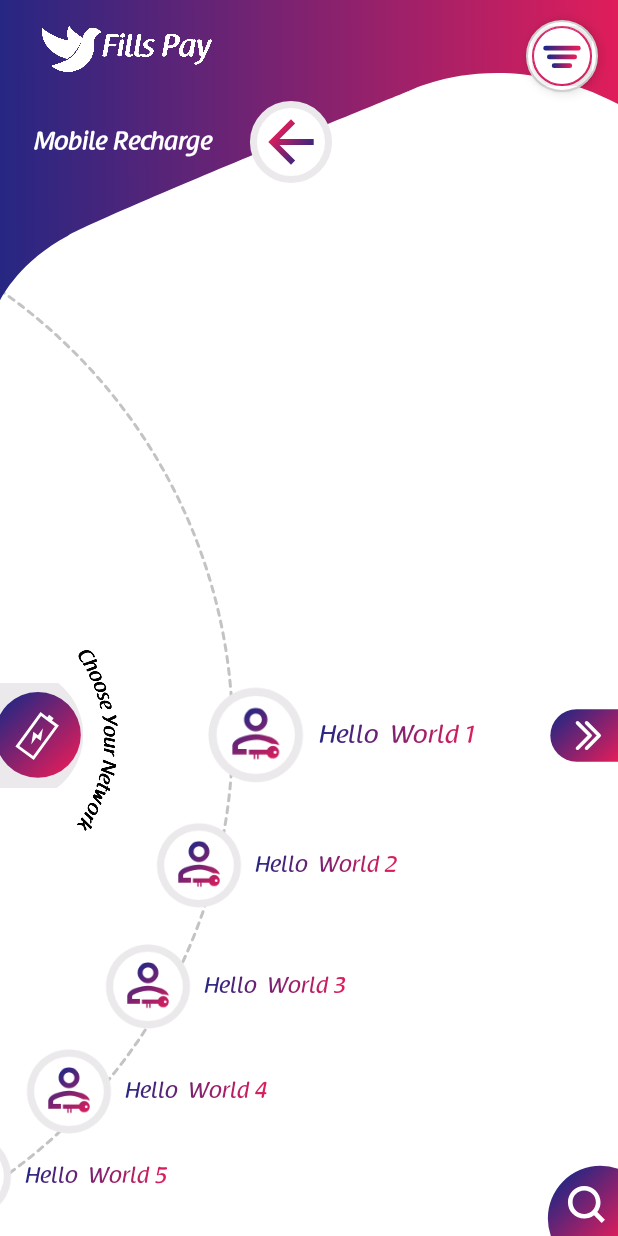
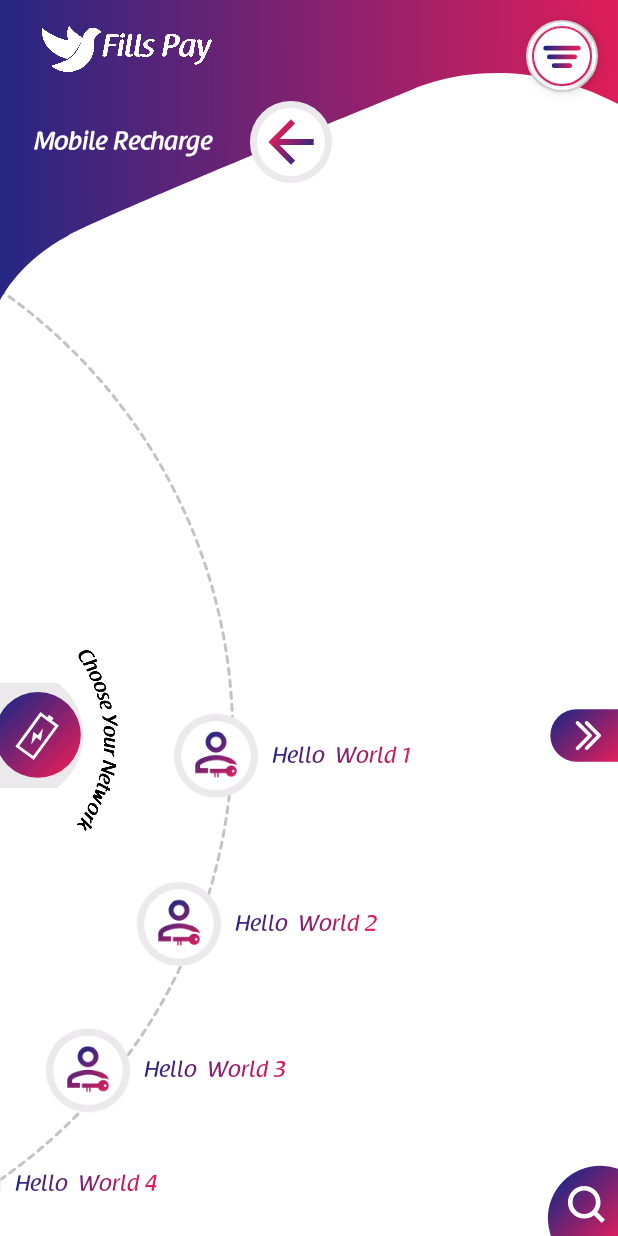
Before and after one commit to marasamallikarjuna/fill, an Android app: the MobileRecFragOne screen opened directly, with no data from a screen before it, on a phone screen of 412 x 824 dp. Run offline under Robolectric (Android 15) with nearby library versions, the phone set to English and light mode, and no system bars; our stand-ins replace sdp/ssp sizes; Roboto replaces fonts that are not available here.

Commit message:
row_rv_text

```diff
--- a/app/src/main/res/layout/content_send_money_detail.xml
+++ b/app/src/main/res/layout/content_send_money_detail.xml
@@ -155,7 +155,7 @@
     <com.google.android.material.textfield.TextInputLayout
         android:layout_width="match_parent"
         android:layout_height="wrap_content"
-        android:layout_marginStart="@dimen/_90sdp"
+        android:layout_marginStart="@dimen/_32sdp"
         app:backgroundTint="@color/colorEdit">
 
         <androidx.appcompat.widget.AppCompatEditText
@@ -184,9 +184,10 @@
     <com.mi.fillspay.utilities.SwipeButton
         android:layout_gravity="end"
         android:layout_marginTop="10dp"
+        android:layout_marginStart="@dimen/_32sdp"
         android:id="@+id/swipeButton"
         app:swipeText="Swipe To Proceed"
-        android:layout_width="250dp"
+        android:layout_width="match_parent"
         android:layout_height="wrap_content"
         />
 
--- a/app/src/main/res/layout/row_rv_text.xml
+++ b/app/src/main/res/layout/row_rv_text.xml
@@ -1,29 +1,29 @@
 <LinearLayout xmlns:android="http://schemas.android.com/apk/res/android"
-              android:layout_width="match_parent"
-              android:layout_height="wrap_content"
-              android:rotationY="180"
-              android:padding="2dp">
+    android:layout_width="match_parent"
+    android:layout_height="wrap_content"
+    android:layout_marginTop="@dimen/_8sdp"
+    android:layout_marginBottom="@dimen/_8sdp"
+    android:padding="2dp"
+    android:rotationY="180">
 
     <ImageView
         android:id="@+id/img_logo"
-        android:padding="2dp"
         android:layout_width="64dp"
         android:layout_height="64dp"
         android:layout_gravity="center_vertical"
         android:layout_marginRight="5dp"
         android:contentDescription="@string/app_name"
-        android:src="@drawable/ic_registr_icon"
-        />
+        android:padding="2dp"
+        android:src="@drawable/ic_registr_icon" />
 
     <com.mi.fillspay.utilities.GradientTextView
         android:id="@+id/tvText"
         android:layout_width="wrap_content"
         android:layout_height="wrap_content"
         android:layout_gravity="center_vertical"
+        android:fontFamily="@font/amarante"
+        android:text="Hello World"
         android:textColor="#000"
-        android:textStyle="italic"
-        android:fontFamily="@font/amarante"
         android:textSize="15sp"
-        android:text="Hello World"
-        />
+        android:textStyle="italic" />
 </LinearLayout>
```
Also changed, not shown: app/src/main/res/layout/fragment_send_money_frag_three.xml (+4 -3 lines).
